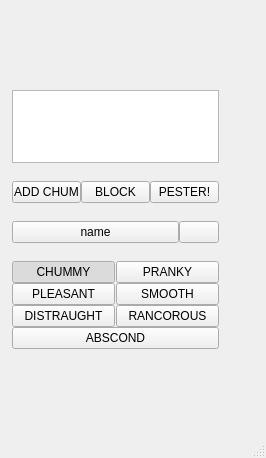
Old version of the form themes/pesterchum/ui/Main.ui in the repository henry232323/Pesterchum-Discord.
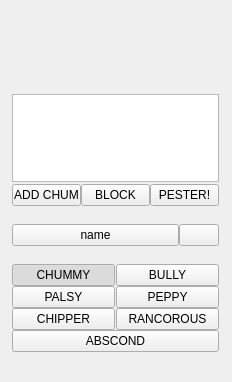
New version of the form.

```diff
--- a/themes/pesterchum/ui/Main.ui
+++ b/themes/pesterchum/ui/Main.ui
@@ -6,8 +6,8 @@
    <rect>
     <x>0</x>
     <y>0</y>
-    <width>266</width>
-    <height>458</height>
+    <width>232</width>
+    <height>382</height>
    </rect>
   </property>
   <property name="windowTitle">
@@ -21,9 +21,9 @@
     <property name="geometry">
      <rect>
       <x>0</x>
-      <y>78</y>
+      <y>80</y>
       <width>231</width>
-      <height>301</height>
+      <height>281</height>
      </rect>
     </property>
     <layout class="QVBoxLayout" name="verticalLayout">
@@ -34,16 +34,28 @@
       <number>12</number>
      </property>
      <property name="topMargin">
-      <number>12</number>
+      <number>14</number>
      </property>
      <property name="rightMargin">
       <number>12</number>
      </property>
      <property name="bottomMargin">
-      <number>30</number>
+      <number>9</number>
      </property>
      <item>
-      <widget class="QTreeView" name="chumsTree"/>
+      <layout class="QVBoxLayout" name="verticalLayout_3">
+       <property name="spacing">
+        <number>2</number>
+       </property>
+       <item>
+        <widget class="QTreeView" name="chumsTree">
+         <property name="sizePolicy">
+          <sizepolicy hsizetype="Expanding" vsizetype="Fixed">
+           <horstretch>0</horstretch>
+           <verstretch>0</verstretch>
+          </sizepolicy>
+         </property>
+        </widget>
      </item>
      <item>
       <layout class="QHBoxLayout" name="friendButtons">
@@ -91,6 +103,8 @@
        </item>
       </layout>
      </item>
+      </layout>
+     </item>
      <item>
       <layout class="QGridLayout" name="gridLayout_2">
        <property name="spacing">
@@ -165,7 +179,7 @@
             <string extracomment="mood"/>
            </property>
            <property name="text">
-            <string>DISTRAUGHT</string>
+            <string>CHIPPER</string>
            </property>
            <property name="checkable">
             <bool>true</bool>
@@ -178,7 +192,7 @@
             <string extracomment="mood"/>
            </property>
            <property name="text">
-            <string>PRANKY</string>
+            <string>BULLY</string>
            </property>
            <property name="checkable">
             <bool>true</bool>
@@ -204,7 +218,7 @@
             <string extracomment="mood"/>
            </property>
            <property name="text">
-            <string>PLEASANT</string>
+            <string>PALSY</string>
            </property>
            <property name="checkable">
             <bool>true</bool>
@@ -220,7 +234,7 @@
             <string extracomment="mood"/>
            </property>
            <property name="text">
-            <string>SMOOTH</string>
+            <string>PEPPY</string>
            </property>
            <property name="checkable">
             <bool>true</bool>
@@ -279,7 +293,6 @@
     </rect>
    </property>
   </widget>
-  <widget class="QStatusBar" name="statusbar"/>
  </widget>
  <resources/>
  <connections/>
```
Left out of the diff: 2 changed lines with no effect on the pictures. Lines whose indentation alone changed are shown as unchanged.
